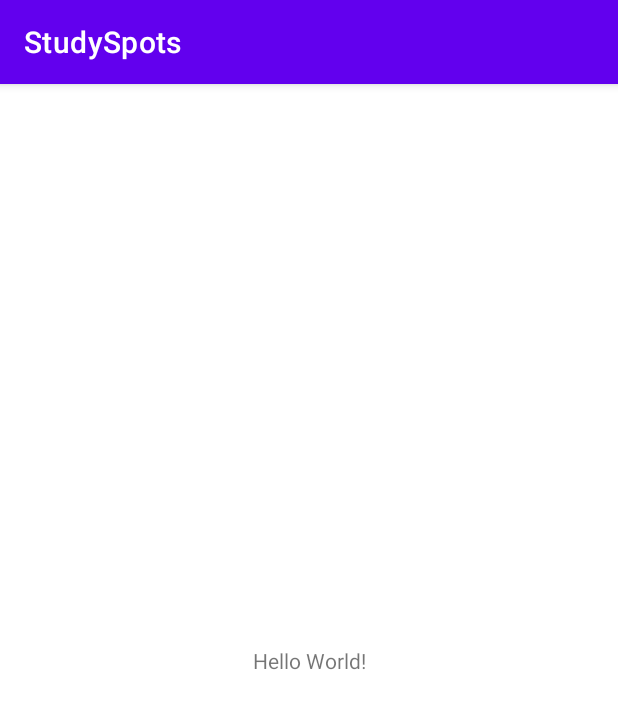
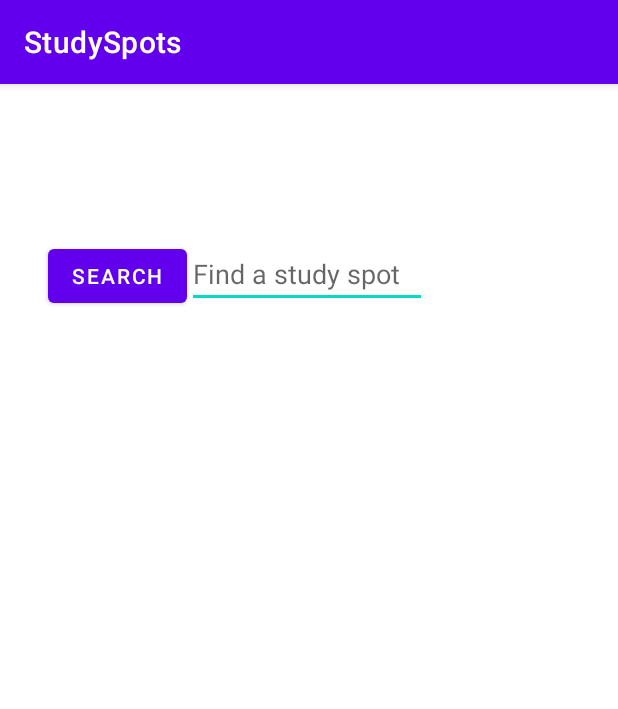
Before and after one commit to melodyy2001/StudySpots, an Android app: the screen it shows after launch (MainActivity), on a phone screen of 412 x 824 dp. Shown: the top 709 px of the screen. Run offline under Robolectric (Android 15) with nearby library versions, the phone set to English and light mode, and no system bars.

Commit message:
Melody: Search box for discovery screen (Main xml)

```diff
--- a/app/src/main/res/layout/activity_main.xml
+++ b/app/src/main/res/layout/activity_main.xml
@@ -6,13 +6,32 @@
     android:layout_height="match_parent"
     tools:context=".MainActivity">
 
-    <TextView
+
+    <Button
+        android:id="@+id/search_text"
         android:layout_width="wrap_content"
         android:layout_height="wrap_content"
-        android:text="Hello World!"
+        android:layout_marginEnd="256dp"
+        android:layout_marginBottom="512dp"
+        android:text="Search"
         app:layout_constraintBottom_toBottomOf="parent"
         app:layout_constraintEnd_toEndOf="parent"
         app:layout_constraintStart_toStartOf="parent"
         app:layout_constraintTop_toTopOf="parent" />
 
+
+    <!-- Input box to search for study spot -->
+    <EditText
+        android:id="@+id/search_bar"
+        android:layout_width="160dp"
+        android:layout_height="wrap_content"
+        android:hint="Find a study spot"
+        android:inputType="textNoSuggestions"
+        app:layout_constraintStart_toEndOf="@id/search_text"
+        app:layout_constraintTop_toTopOf="@id/search_text"
+        />
+
+
+
+
 </androidx.constraintlayout.widget.ConstraintLayout>
```
